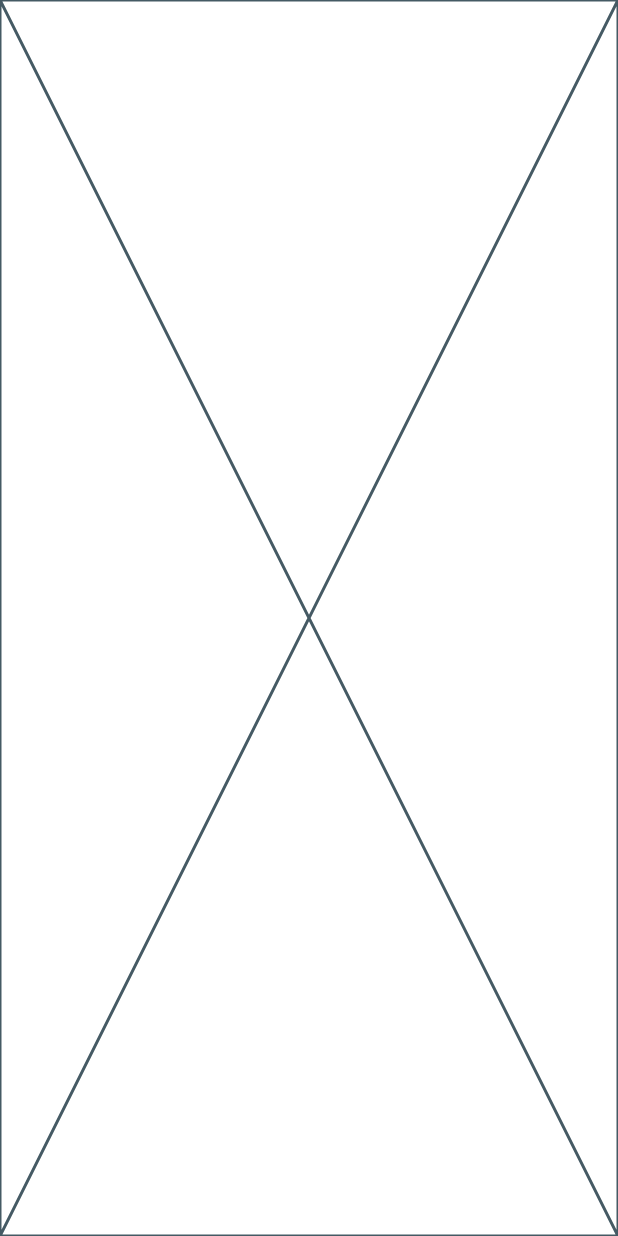
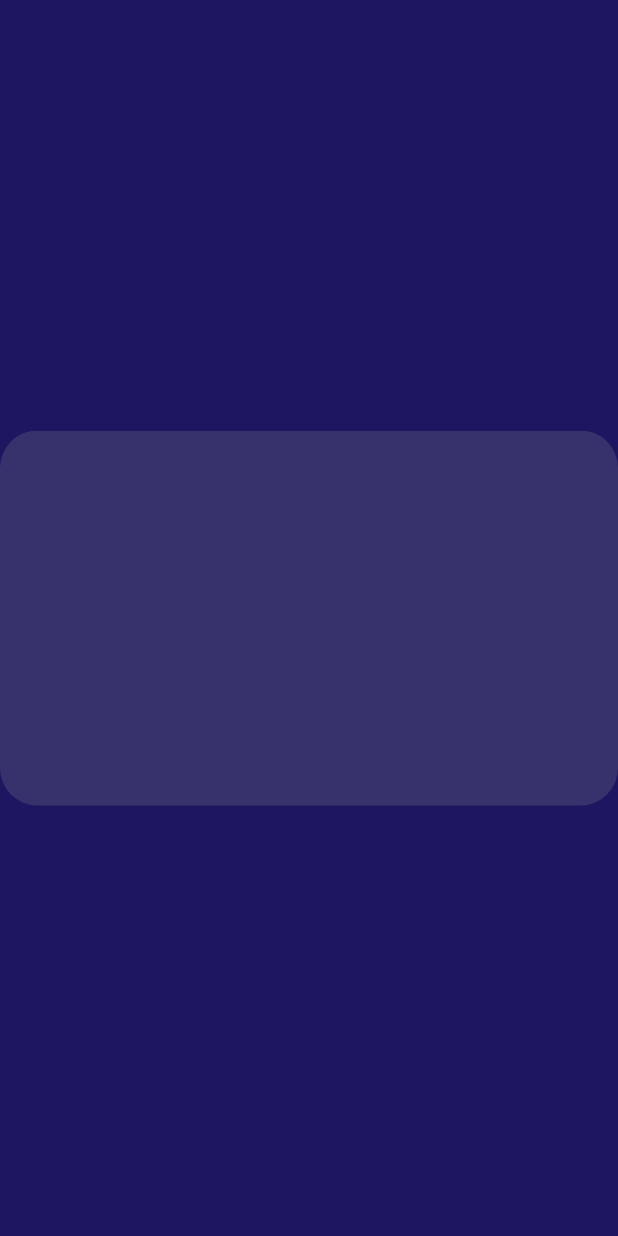
Before and after one commit to mmohammadmfallahm02/glass_effects_design, a Flutter app: the screen it shows after launch, on a phone screen of 412 x 824 dp. Run offline on Flutter 3.47's test engine with Material 2 defaults, Android fonts, the light colour scheme and no system bars.

Commit message:
create card widget with glass effect

```diff
--- a/lib/home_screen.dart
+++ b/lib/home_screen.dart
@@ -1,3 +1,4 @@
+import 'dart:ui';
 import 'package:flutter/material.dart';
 
 class HomeScreen extends StatelessWidget {
@@ -5,6 +6,27 @@ class HomeScreen extends StatelessWidget {
 
   @override
   Widget build(BuildContext context) {
-    return const Placeholder();
+    return Scaffold(
+      backgroundColor: const Color(0xff1C1760),
+      body: Stack(
+        children: [
+          Center(
+            child: ClipRect(
+              child: BackdropFilter(
+                filter: ImageFilter.blur(sigmaX: 30, sigmaY: 30),
+                child: Container(
+                  width: 450,
+                  height: 250,
+                  decoration: BoxDecoration(
+                      color: Colors.grey.withOpacity(0.2),
+                      borderRadius:
+                          const BorderRadius.all(Radius.circular(25))),
+                ),
+              ),
+            ),
+          )
+        ],
+      ),
+    );
   }
 }
```
